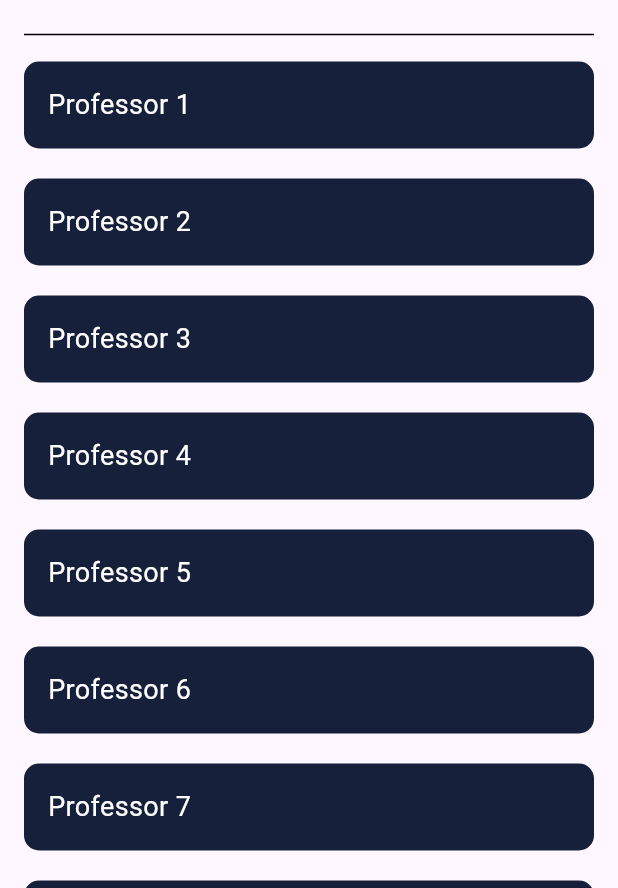
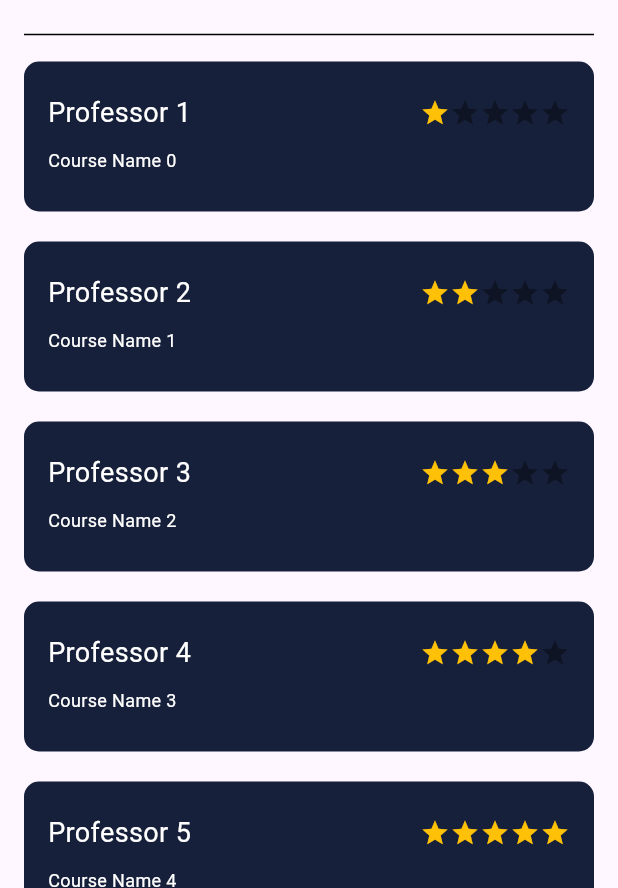
Before and after one commit to FindMyProfessors/findmyprofessors, a Flutter app: the Dashboard screen opened directly, on a phone screen of 412 x 824 dp, the part 348-1236 px from its top. Run offline on Flutter 3.47's test engine with Material 3 defaults, Android fonts, the phone set to English and light mode, and no system bars; drawn by our look-alikes of flutter_rating_bar; our stand-ins replace fl_chart, flutter_native_splash, icons_plus.

Commit message:
professor cards updated design

```diff
--- a/mobile/app/lib/screens/dashboard.dart
+++ b/mobile/app/lib/screens/dashboard.dart
@@ -2,6 +2,7 @@
 import 'package:app/screens/Professor.dart';
 import 'package:app/widgets/sideMenu.dart';
 import 'package:flutter/material.dart';
+import 'package:flutter_rating_bar/flutter_rating_bar.dart';
 
 class Dashboard extends StatefulWidget {
   const Dashboard({ Key? key }) : super(key: key);
@@ -261,16 +262,67 @@ void _showFilter() {
             Navigator.of(context).push(MaterialPageRoute(builder: (context) => Professor(item: "${index + 1}", rating: (index+1)%5,)));
           },
           child: Container(
+            height: 100.0,
             margin: EdgeInsets.symmetric(vertical: 10.0, horizontal: 16.0),
             padding: EdgeInsets.all(16.0),
             decoration: BoxDecoration(
               color: Color(0xff17203a),
               borderRadius: BorderRadius.circular(10.0),
             ),
-            child: Text(
-              professors[index],
-              style: TextStyle(color: Colors.white, fontSize: 18.0),
+
+            child: Column(
+
+              children: [
+                SizedBox(height: 5.0),
+                Row(
+                  mainAxisAlignment: MainAxisAlignment.spaceBetween,
+                  children: <Widget>[
+                    Text(
+                      professors[index],
+                      style: TextStyle(color: Colors.white, fontSize: 18.0),
+                    ),
+
+                    RatingBar.builder(
+                      ignoreGestures: true,
+                      itemSize: 20.0,
+                      initialRating: index.toDouble()%5+1,
+                      minRating: 0,
+                      direction: Axis.horizontal,
+                      //allowHalfRating: true,
+                      itemCount: 5,
+                      itemPadding: EdgeInsets.symmetric(horizontal: 0.0),
+                      itemBuilder: (context, _) => Icon(
+                        Icons.star,
+                        color: Colors.amber,
+                      ),
+                      onRatingUpdate: (rating) {
+                        print(rating);
+                      },
+                    ),
+                  ],
+                ),
+
+                SizedBox(height: 10.0),
+
+                Row(
+                  mainAxisAlignment: MainAxisAlignment.spaceBetween,
+                  children: <Widget>[
+                  Text(
+                  "Course Name "+index.toString(),
+                  style: TextStyle(color: Colors.white, fontSize: 12.0),
+                  )
+                  ]
+
+                ),
+
+              ]
+
+
             ),
+
+
+
+
           )
         );
       },
```
